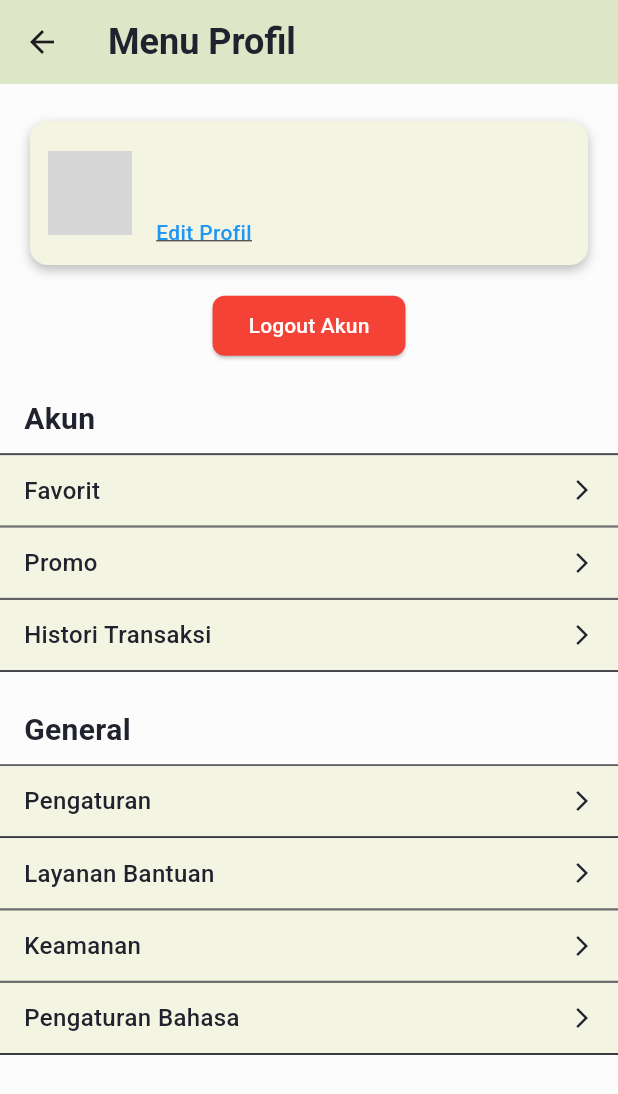
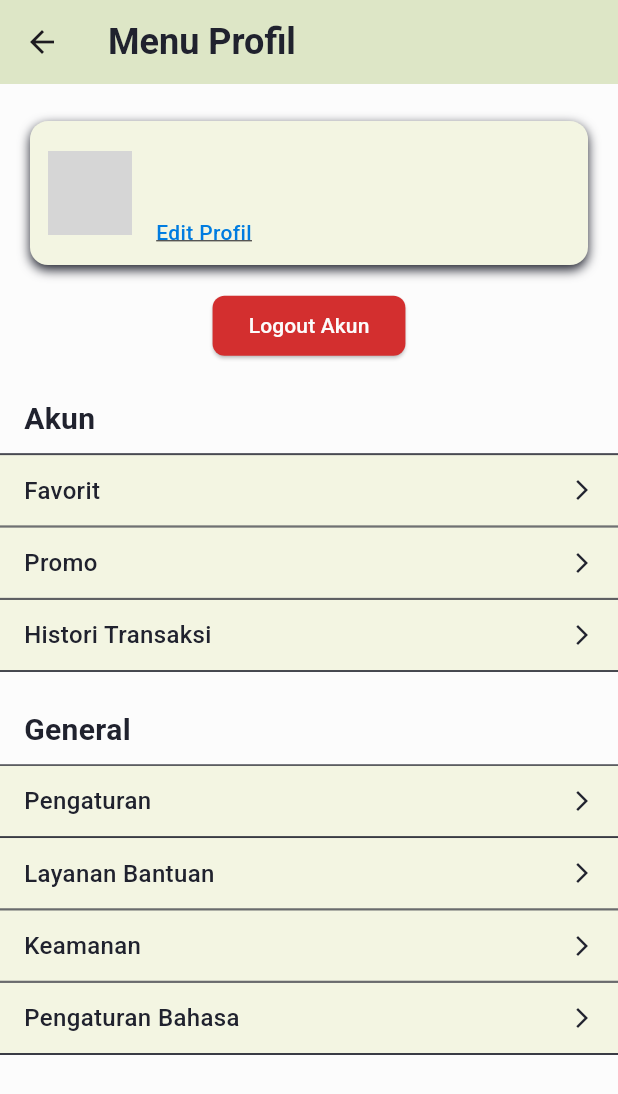
Before and after one commit to jasonrivalino/ta_nutrisenior_app, a Flutter app: the BusinessListView screen opened by its route, after a tap on the "account circle" icon, on a phone screen of 412 x 824 dp. Shown: the top 1094 px of the screen. Run offline on Flutter 3.47's test engine with Material 3 defaults, Android fonts, the phone set to English and light mode, and no system bars; our stand-ins replace connectivity_plus, flutter_local_notifications, fluttertoast, font_awesome_flutter, go_router, google_maps_flutter and 5 more; accounts and stored records are empty; Roboto replaces fonts that are missing (Roboto-Bold); grey boxes are pictures that could not be loaded.

Commit message:
theme: change colors that used

```diff
--- a/lib/features/ContactSection/ChatDetails/chat_details_view.dart
+++ b/lib/features/ContactSection/ChatDetails/chat_details_view.dart
@@ -158,7 +158,7 @@ class _ChatDetailViewState extends State<ChatDetailView> {
                       border: Border.all(color: AppColors.dark, width: 1.0),
                       boxShadow: [
                         BoxShadow(
-                          color: Colors.black.withAlpha(25),
+                          color: AppColors.dark.withAlpha(25),
                           offset: const Offset(1, -2),
                           blurRadius: 4,
                           spreadRadius: 1,
--- a/lib/features/ContactSection/ChatDetails/chat_details_widget.dart
+++ b/lib/features/ContactSection/ChatDetails/chat_details_widget.dart
@@ -82,7 +82,7 @@ class BottomChatWidget extends StatelessWidget {
           color: AppColors.soapstone,
           boxShadow: const [
             BoxShadow(
-              color: Colors.black12,
+              color: AppColors.dark,
               blurRadius: 10,
               offset: Offset(0, -2),
             ),
@@ -119,7 +119,7 @@ class BottomChatWidget extends StatelessWidget {
                             onTap: () => onRemoveImage(index),
                             child: const CircleAvatar(
                               radius: 10,
-                              backgroundColor: Colors.black54,
+                              backgroundColor: AppColors.dark,
                               child: Icon(Icons.close, size: 14, color: AppColors.soapstone),
                             ),
                           ),
--- a/lib/features/ContactSection/ChatList/chat_list_widget.dart
+++ b/lib/features/ContactSection/ChatList/chat_list_widget.dart
@@ -131,7 +131,7 @@ class _ChatMessageTileState extends State<ChatMessageTile> {
     return widget.onTap != null
         ? InkWell(
             onTap: widget.onTap,
-            splashColor: Colors.grey.withAlpha(50),
+            splashColor: AppColors.darkGray.withAlpha(50),
             borderRadius: BorderRadius.circular(8),
             child: tileContent,
           )
--- a/lib/features/HistorySection/DoneHistory/done_history_details_widget.dart
+++ b/lib/features/HistorySection/DoneHistory/done_history_details_widget.dart
@@ -404,7 +404,7 @@ class GiveRatingBottomNavbar extends StatelessWidget {
         color: AppColors.ecruWhite,
         boxShadow: [
           BoxShadow(
-            color: Colors.black12,
+            color: AppColors.dark,
             blurRadius: 10,
             offset: Offset(0, -2),
           ),
--- a/lib/features/HistorySection/OngoingHistory/ongoing_history_details_view.dart
+++ b/lib/features/HistorySection/OngoingHistory/ongoing_history_details_view.dart
@@ -161,7 +161,7 @@ class _OngoingHistoryDetailsViewState extends State<OngoingHistoryDetailsView> {
                       polylines: {
                         const Polyline(
                           polylineId: PolylineId('route'),
-                          color: Colors.blue,
+                          color: AppColors.blueDress,
                           width: 5,
                           points: [
                             LatLng(-6.210000, 106.816000),
@@ -255,7 +255,7 @@ class _OngoingHistoryDetailsViewState extends State<OngoingHistoryDetailsView> {
                   color: AppColors.soapstone,
                   boxShadow: [
                     BoxShadow(
-                      color: Colors.black12,
+                      color: AppColors.dark,
                       blurRadius: 10,
                       offset: Offset(0, -2),
                     ),
--- a/lib/features/LoginProcess/OTPVerification/otp_verifivation_widget.dart
+++ b/lib/features/LoginProcess/OTPVerification/otp_verifivation_widget.dart
@@ -116,7 +116,7 @@ class OTPVerificationInputState extends State<OTPVerificationInput> {
                         text: 'kirim ulang',
                         style: const TextStyle(
                           decoration: TextDecoration.underline,
-                          color: Colors.blue,
+                          color: AppColors.blueDress,
                         ),
                         recognizer: TapGestureRecognizer()
                           ..onTap = () async {
--- a/lib/features/LoginProcess/PhoneNumber/phone_number_login_widget.dart
+++ b/lib/features/LoginProcess/PhoneNumber/phone_number_login_widget.dart
@@ -16,7 +16,7 @@ class PhoneNumberInput extends StatelessWidget {
     return TextFormField(
       keyboardType: TextInputType.phone,
       style: const TextStyle(
-        color: Colors.black, // Typed text color
+        color: AppColors.dark, // Typed text color
       ),
       decoration: InputDecoration(
         filled: true,
--- a/lib/features/OrderSection/BusinessReviewMenu/review_business_widget.dart
+++ b/lib/features/OrderSection/BusinessReviewMenu/review_business_widget.dart
@@ -73,7 +73,7 @@ class BusinessRatingItem extends StatelessWidget {
         children: [
           CircleAvatar(
             radius: 25,
-            backgroundColor: Colors.grey[200],
+            backgroundColor: AppColors.darkGray,
             child: ClipOval(
               child: Image.asset(
                 rating['userimage'],
@@ -126,7 +126,7 @@ class BusinessRatingItem extends StatelessWidget {
                       index < rating['rating_number']
                           ? FontAwesomeIcons.solidStar
                           : FontAwesomeIcons.star,
-                      color: Colors.amber,
+                      color: AppColors.artyClickAmber,
                       size: 16,
                     );
                   }),
--- a/lib/features/OrderSection/HomePage/homepage_widget.dart
+++ b/lib/features/OrderSection/HomePage/homepage_widget.dart
@@ -95,13 +95,13 @@ class _HomeTopBarSectionState extends State<HomeTopBarSection> {
               padding: const EdgeInsets.symmetric(horizontal: 12.0, vertical: 10.0),
               decoration: BoxDecoration(
                 color: AppColors.soapstone,
-                border: Border.all(color: Colors.black),
+                border: Border.all(color: AppColors.dark),
                 borderRadius: BorderRadius.circular(16.0),
               ),
               child: const Text(
                 'Cari pesanan pilihanmu...',
                 style: TextStyle(
-                  color: Colors.black54,
+                  color: AppColors.dark,
                   fontSize: 16.0,
                 ),
               ),
--- a/lib/features/OrderSection/SearchingMenu/search_widget.dart
+++ b/lib/features/OrderSection/SearchingMenu/search_widget.dart
@@ -433,7 +433,7 @@ class _AddressSelectionOverlayState extends State<AddressSelectionOverlay> {
               color: AppColors.berylGreen,
               boxShadow: [
                 BoxShadow(
-                  color: Colors.black12,
+                  color: AppColors.dark,
                   blurRadius: 10,
                   offset: Offset(0, -2),
                 ),
--- a/lib/features/ProfileController/profile_view.dart
+++ b/lib/features/ProfileController/profile_view.dart
@@ -27,7 +27,7 @@ class ProfileView extends StatelessWidget {
           SizedBox(height: MediaQuery.of(context).size.height * 0.02),
           ElevatedButton(
             style: ElevatedButton.styleFrom(
-              backgroundColor: Colors.red,
+              backgroundColor: AppColors.persianRed,
               foregroundColor: AppColors.soapstone,
               padding: const EdgeInsets.symmetric(horizontal: 24, vertical: 10),
               shape: RoundedRectangleBorder(borderRadius: BorderRadius.circular(8)),
--- a/lib/features/ProfileController/profile_widget.dart
+++ b/lib/features/ProfileController/profile_widget.dart
@@ -41,7 +41,7 @@ class _ProfileCardState extends State<ProfileCard> {
         color: AppColors.ecruWhite,
         borderRadius: BorderRadius.circular(12),
         boxShadow: const [
-          BoxShadow(color: Colors.black26, blurRadius: 6, offset: Offset(0, 3)),
+          BoxShadow(color: AppColors.dark, blurRadius: 6, offset: Offset(0, 3)),
         ],
       ),
       child: Row(
@@ -70,7 +70,7 @@ class _ProfileCardState extends State<ProfileCard> {
                   child: const Text(
                     'Edit Profil',
                     style: TextStyle(
-                      color: Colors.blue,
+                      color: AppColors.blueDress,
                       decoration: TextDecoration.underline,
                     ),
                   ),
--- a/lib/shared/styles/colors.dart
+++ b/lib/shared/styles/colors.dart
@@ -18,4 +18,6 @@ class AppColors {
   static const Color orangyYellow = Color(0xFFFFF176);     // Orangy Yellow Color: #FFF176
   static const Color lightGray  = Color(0xFFE0E0E0);     // Light Gray Color: #E0E0E0
   static const Color darkGray   = Color(0xFF979797);     // Dark Gray Color: #979797
+  static const Color artyClickAmber = Color(0xFFFFC107);     // Arty Click Amber Color: #FFC107
+  static const Color blueDress = Color(0xFF007CE0);     // Blue Dress Color: #007CE0
 }
--- a/lib/shared/utils/fullscreen_image_view.dart
+++ b/lib/shared/utils/fullscreen_image_view.dart
@@ -67,7 +67,7 @@ class FullScreenImageView extends StatelessWidget {
           imageProvider: isAsset
               ? AssetImage(imagePath)
               : FileImage(File(imagePath)) as ImageProvider,
-          backgroundDecoration: const BoxDecoration(color: Colors.black),
+          backgroundDecoration: const BoxDecoration(color: AppColors.dark),
           minScale: PhotoViewComputedScale.contained,
           maxScale: PhotoViewComputedScale.covered * 2.0,
         ),
--- a/lib/shared/widgets/bottom_navbar.dart
+++ b/lib/shared/widgets/bottom_navbar.dart
@@ -37,7 +37,7 @@ class BottomNavBar extends StatelessWidget {
         ),
         boxShadow: [
           BoxShadow(
-            color: Colors.black12,
+            color: AppColors.dark,
             blurRadius: 10,
             offset: Offset(0, -2),
           ),
--- a/lib/shared/widgets/list_helper/resto_market_selector.dart
+++ b/lib/shared/widgets/list_helper/resto_market_selector.dart
@@ -81,7 +81,7 @@ class _SelectionToggleState extends State<RestoMarketSelectionToggle> {
                       options[index],
                       style: TextStyle(
                         fontSize: 18,
-                        color: isSelected ? AppColors.soapstone : Colors.black,
+                        color: isSelected ? AppColors.soapstone : AppColors.dark,
                         fontWeight: isSelected ? FontWeight.bold : FontWeight.normal,
                       ),
                     ),
```
Also changed, not shown: lib/features/OrderSection/OrderingMenu/ConfirmationOrdering/confirmation_ordering_widget.dart (+5 -5 lines).
